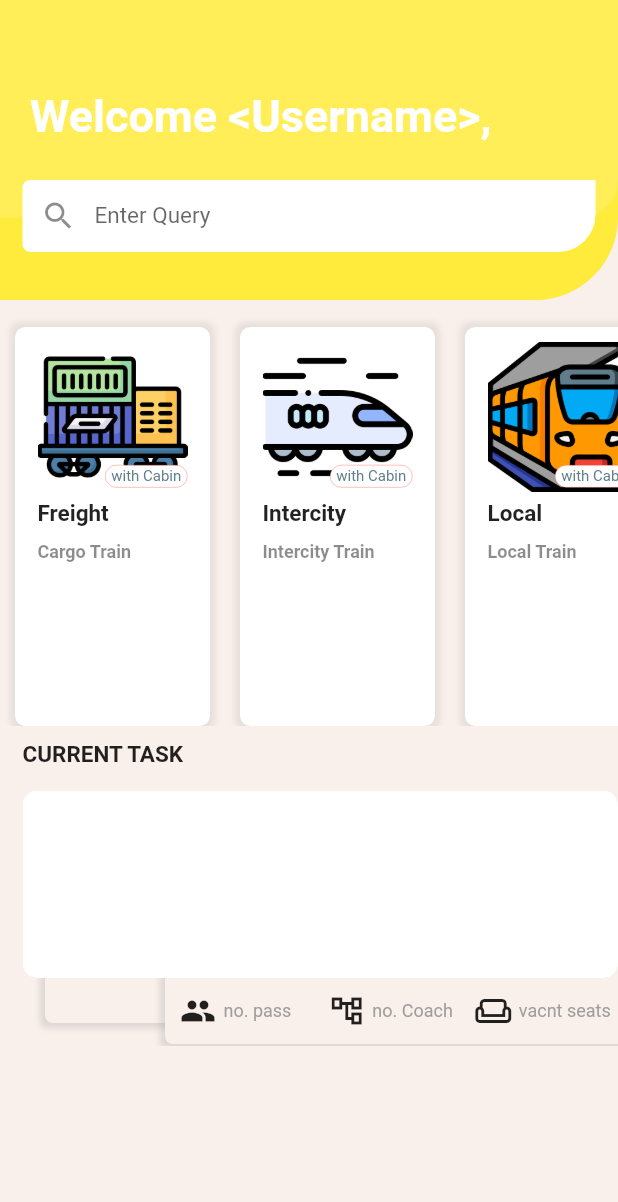
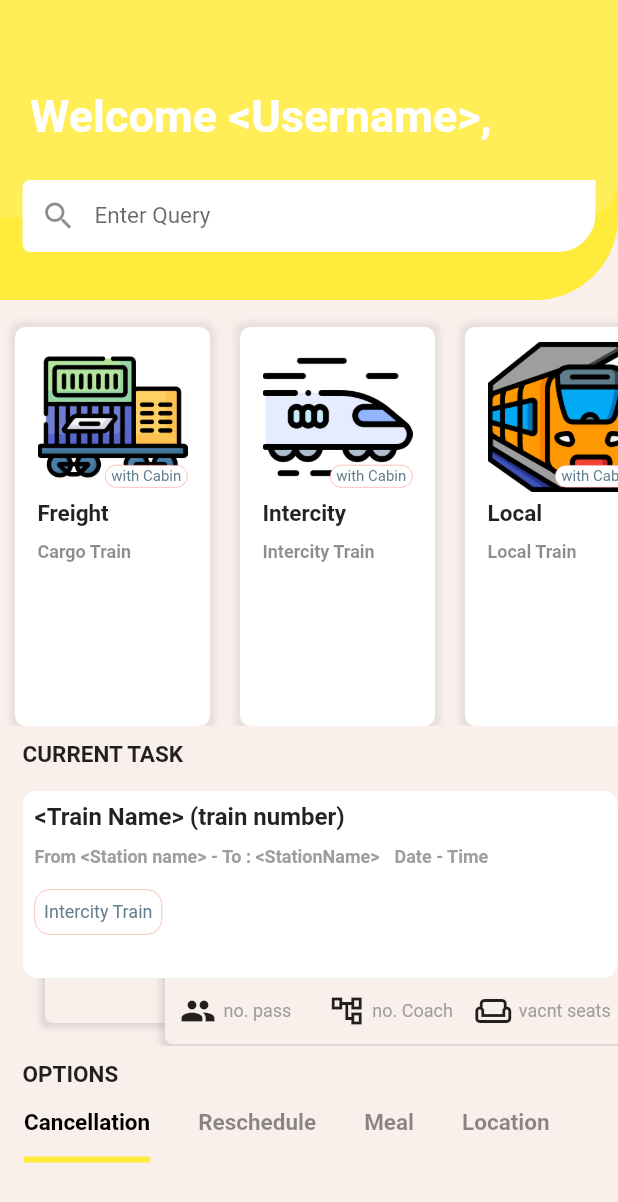
Before and after one commit to sadikRizvi31/tte_buddy, a Flutter app: the HomePage screen opened by its route, on a phone screen of 412 x 824 dp. Shown: the top 1202 px of the screen. Run offline on Flutter 3.47's test engine with Material 2 defaults, Android fonts, the phone set to English and light mode, and no system bars; our stand-ins replace lottie.

Commit message:
TTE Buddy Updated Homepage Upload with added Options.

```diff
--- a/lib/HomePage.dart
+++ b/lib/HomePage.dart
@@ -1,19 +1,19 @@
 import 'package:flutter/cupertino.dart';
 import 'package:flutter/material.dart';
-import 'package:flutter_hooks/flutter_hooks.dart';
 import 'package:tte_buddy/TrainOptions.dart';
 class HomePage extends StatefulWidget {
   @override
   _HomePageState createState() => _HomePageState();
 }
 
-class _HomePageState extends State<HomePage> with SingleTickerProviderStateMixin {
+class _HomePageState extends State<HomePage> with TickerProviderStateMixin {
 
-  TabController tabController;
+  TabController tabController,scrollTabController;
   @override
   void initState() {
     super.initState();
     tabController = TabController(vsync: this,length: 3);
+    scrollTabController = TabController(vsync: this,length: 4);
   }
 
   @override
@@ -97,6 +97,64 @@ class _HomePageState extends State<HomePage> with SingleTickerProviderStateMixin
             ),
           ),
           _listItem("<Train Name>","train number","From <Station name>","To : <StationName>","Date","Time"),
+          SizedBox(height: 10.0,),
+          Padding(
+            padding: EdgeInsets.only(left: 15.0),
+            child: Text(
+              'OPTIONS',
+              style: TextStyle(
+                fontWeight: FontWeight.bold,
+                fontSize: 15.0,
+              ),
+            ),
+          ),
+          TabBar(
+            controller: scrollTabController,
+            indicatorColor: Colors.yellow,
+            indicatorSize: TabBarIndicatorSize.label,
+            indicatorWeight: 4.0,
+            isScrollable: true,
+            labelColor: Colors.black,
+            unselectedLabelColor: Colors.black45,
+            tabs: <Widget>[
+              Tab(
+                child: Text(
+                  "Cancellation",
+                  style: TextStyle(
+                    fontWeight: FontWeight.bold,
+                    fontSize: 15.0,
+                  ),
+                ),
+              ),
+              Tab(
+                child: Text(
+                  "Reschedule",
+                  style: TextStyle(
+                    fontWeight: FontWeight.bold,
+                    fontSize: 15.0,
+                  ),
+                ),
+              ),
+              Tab(
+                child: Text(
+                  "Meal",
+                  style: TextStyle(
+                    fontWeight: FontWeight.bold,
+                    fontSize: 15.0,
+                  ),
+                ),
+              ),
+              Tab(
+                child: Text(
+                  "Location",
+                  style: TextStyle(
+                    fontWeight: FontWeight.bold,
+                    fontSize: 15.0,
+                  ),
+                ),
+              ),
+            ],
+          ),
         ],
       ),
     );
@@ -199,9 +257,71 @@ class _HomePageState extends State<HomePage> with SingleTickerProviderStateMixin
             ),
             child: Padding(
               padding: EdgeInsets.all(8.0),
-
+                  child: Row(
+                    children: <Widget>[
+                      SizedBox(height: 10.0,),
+                      Column(
+                        crossAxisAlignment: CrossAxisAlignment.start,
+                        children: [
+                          Text(
+                            trainName+" ("+trainNumber+")",
+                            style: TextStyle(
+                              fontWeight: FontWeight.bold,
+                              fontSize: 16.0,
+                            ),
+                          ),
+                          SizedBox(height: 10.0,),
+                          Row(
+                            children: [
+                              Text(
+                                fromS+" - "+toS,
+                                style: TextStyle(
+                                  fontSize: 12.0,
+                                  fontWeight: FontWeight.bold,
+                                  color: Colors.grey,
+                                ),
+                              ),
+                              SizedBox(width: 10.0,),
+                              Text(
+                                dateT+" - "+timeT,
+                                style: TextStyle(
+                                  fontSize: 12.0,
+                                  fontWeight: FontWeight.bold,
+                                  color: Colors.grey,
+                                ),
+                              ),
+                            ],
+                          ),
+                          SizedBox(height: 15.0,),
+                          Container(
+                            height: 30.0,
+                            width: 85.0,
+                            decoration: BoxDecoration(
+                              color: Colors.white,
+                              border: Border.all(
+                                color: Color(0xFFF75A4C),
+                                style: BorderStyle.solid,
+                                width: 0.25,
+                              ),
+                              borderRadius: BorderRadius.circular(10.0),
+                            ),
+                            child: Center(
+                              child: Text(
+                                "Intercity Train",
+                                style: TextStyle(
+                                    fontSize: 12.0,
+                                    color: Colors.blueGrey
+                                ),
+                              ),
+                            ),
+                          ),
+                        ],
+                      ),
+                    ],
+                  ),
               ),
             ),
+
         ],
       ),
     );
```
